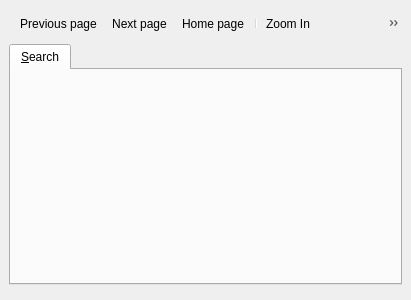
Qt form v2/branches/dev/plugins/child/QtAssistant/src/ui/QtAssistantBrowser.ui (testmana2/mks) before a commit.
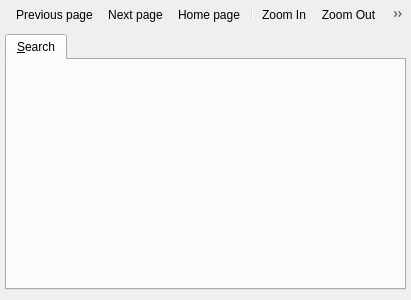
The same form after that commit. Icons and pictures are not drawn. Custom widgets are drawn as their Qt base class.

Commit message: Fix Qt Assistant layouts ( mac os x ). Fix pEditor frame.

Patch:
```diff
--- a/v2/branches/dev/plugins/child/QtAssistant/src/ui/QtAssistantBrowser.ui
+++ b/v2/branches/dev/plugins/child/QtAssistant/src/ui/QtAssistantBrowser.ui
@@ -14,10 +14,19 @@
   </property>
   <layout class="QVBoxLayout" name="verticalLayout" >
    <property name="spacing" >
-    <number>6</number>
+    <number>5</number>
    </property>
-   <property name="margin" >
-    <number>9</number>
+   <property name="leftMargin" >
+    <number>5</number>
+   </property>
+   <property name="topMargin" >
+    <number>0</number>
+   </property>
+   <property name="rightMargin" >
+    <number>5</number>
+   </property>
+   <property name="bottomMargin" >
+    <number>5</number>
    </property>
    <item>
     <widget class="QToolBar" name="tbButtons" >
@@ -56,14 +65,7 @@
        <iconset resource="../resources/QtAssistant.qrc" >
         <normaloff>:/icons/find.png</normaloff>:/icons/find.png</iconset>
       </attribute>
-      <layout class="QVBoxLayout" name="vlSearch" >
-       <property name="spacing" >
-        <number>6</number>
-       </property>
-       <property name="margin" >
-        <number>9</number>
-       </property>
-      </layout>
+      <layout class="QVBoxLayout" name="vlSearch" />
      </widget>
     </widget>
    </item>
```
Left out of the diff: 1 changed line with no effect on the pictures. The commit also changes 7 other files.
